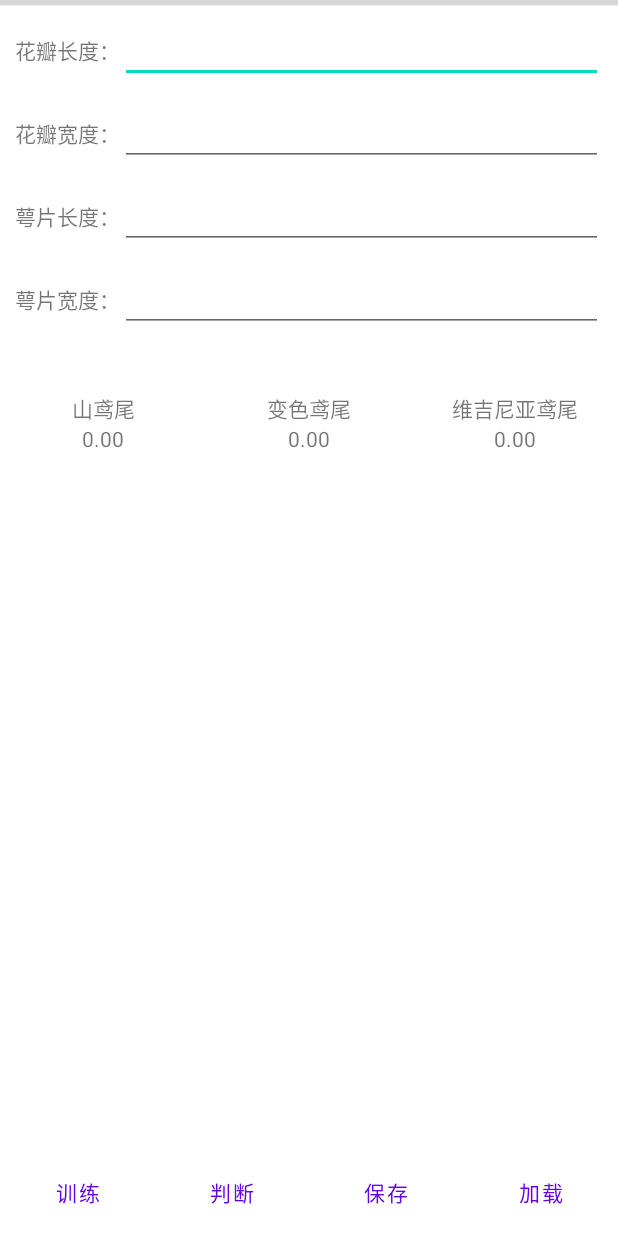
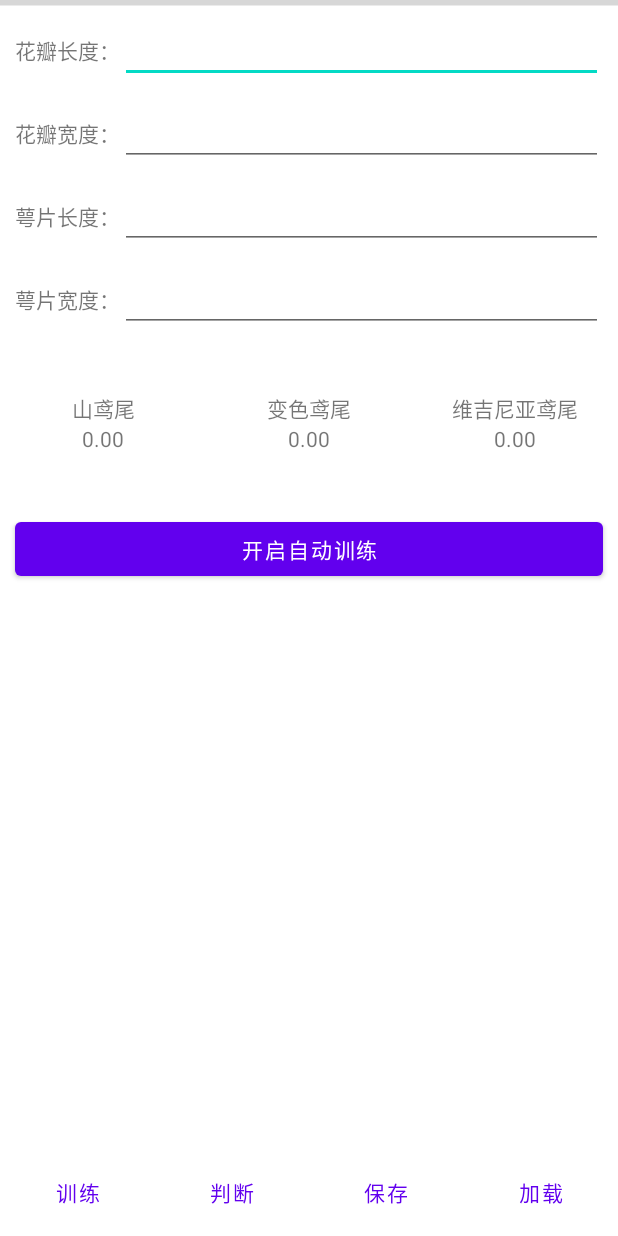
Before and after one commit to Slinet6056/FederatedLearningClient, an Android app: the layout activity_main.xml on its own in the app's theme, with its tools: preview values and no code run, on a phone screen of 412 x 824 dp. Run offline under Robolectric (Android 15) with nearby library versions, the light colour scheme and no system bars.

Commit message:
实现自动训练

```diff
--- a/app/src/main/java/com/slinet/dl4jtest2/SocketClient.kt
+++ b/app/src/main/java/com/slinet/dl4jtest2/SocketClient.kt
@@ -47,7 +47,7 @@ class SocketClient(val context: Context) {
         }
     }
 
-    fun sendFile(file: File) {
+    fun sendFile(file: File, onSent: () -> Unit = {}) {
         if (socket == null) {
             Log.d("SocketClient", "Server not connected")
             return
@@ -73,6 +73,7 @@ class SocketClient(val context: Context) {
             } catch (e: Exception) {
                 Log.d("SocketClient", e.message.toString())
             }
+            onSent.invoke()
         }
 
     }
--- a/app/src/main/res/layout/activity_main.xml
+++ b/app/src/main/res/layout/activity_main.xml
@@ -113,6 +113,7 @@
     </LinearLayout>
 
     <LinearLayout
+        android:id="@+id/linearLayout5"
         android:layout_width="match_parent"
         android:layout_height="wrap_content"
         android:layout_marginTop="40dp"
@@ -184,6 +185,16 @@
 
     </LinearLayout>
 
+    <Button
+        android:id="@+id/autoModeButton"
+        android:layout_width="match_parent"
+        android:layout_height="wrap_content"
+        android:layout_marginStart="10dp"
+        android:layout_marginTop="40dp"
+        android:layout_marginEnd="10dp"
+        android:text="开启自动训练"
+        app:layout_constraintTop_toBottomOf="@id/linearLayout5" />
+
     <LinearLayout
         android:id="@+id/buttonPanel"
         android:layout_width="match_parent"
```
Also changed, not shown: app/src/main/java/com/slinet/dl4jtest2/MainActivity.kt (+49 -2 lines), app/src/main/java/com/slinet/dl4jtest2/Model.kt (+4 -4 lines).
